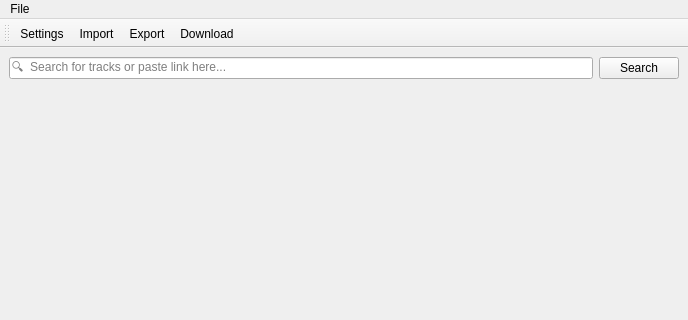
The window that spotdl_gui/views/mainwindow.ui (nozwock/spotdl_gui) describes before a commit, drawn with Qt 5; both pictures show x 0 to 688 and y 0 to 320 of the 688 by 483 pixel window.
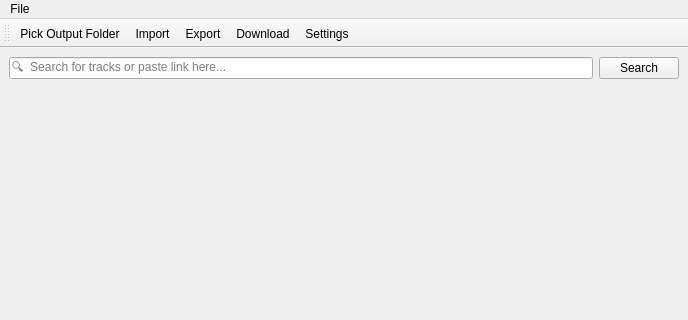
The same window after the commit. Icons and pictures are not drawn.

Commit message:
Add pick output folder action
And increase toolbar icon size to 36x36

What changed in the file:
```diff
--- a/spotdl_gui/views/mainwindow.ui
+++ b/spotdl_gui/views/mainwindow.ui
@@ -218,16 +218,23 @@
    <property name="windowTitle">
     <string>toolBar</string>
    </property>
+   <property name="iconSize">
+    <size>
+     <width>36</width>
+     <height>36</height>
+    </size>
+   </property>
    <attribute name="toolBarArea">
     <enum>TopToolBarArea</enum>
    </attribute>
    <attribute name="toolBarBreak">
     <bool>false</bool>
    </attribute>
-   <addaction name="actionSettings"/>
+   <addaction name="actionPick_Output_Folder"/>
    <addaction name="actionImport"/>
    <addaction name="actionExport"/>
    <addaction name="actionDownload"/>
+   <addaction name="actionSettings"/>
   </widget>
   <action name="actionOpen_SpotDL_config_folder">
    <property name="text">
@@ -285,7 +292,22 @@
     <string>Import</string>
    </property>
    <property name="toolTip">
-    <string>Import exported songs list</string>
+    <string>Import exported tracks list</string>
+   </property>
+   <property name="menuRole">
+    <enum>QAction::NoRole</enum>
+   </property>
+  </action>
+  <action name="actionPick_Output_Folder">
+   <property name="icon">
+    <iconset resource="../assets/resource.qrc">
+     <normaloff>:/icons/bxs-folder-open.svg</normaloff>:/icons/bxs-folder-open.svg</iconset>
+   </property>
+   <property name="text">
+    <string>Pick Output Folder</string>
+   </property>
+   <property name="toolTip">
+    <string>Pick output folder</string>
    </property>
    <property name="menuRole">
     <enum>QAction::NoRole</enum>
```
Left out of the diff: 4 changed lines with no effect on the pictures. The commit also changes 8 other files.
